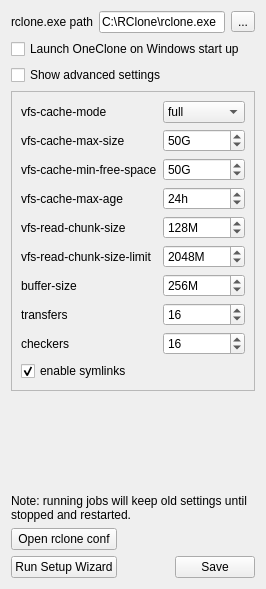
Qt form src/ui/controllers/SettingsTabController.ui (duri93/OneClone) before a commit.
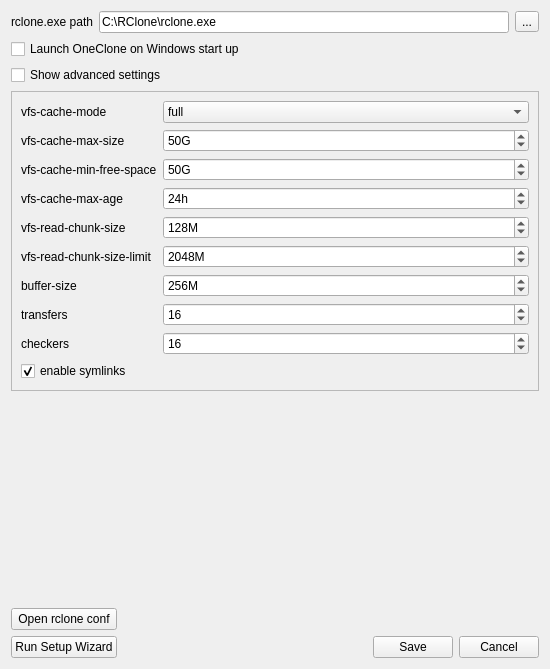
The same form after that commit. Icons and pictures are not drawn. Custom widgets are drawn as their Qt base class.

```diff
--- a/src/ui/controllers/SettingsTabController.ui
+++ b/src/ui/controllers/SettingsTabController.ui
@@ -6,8 +6,8 @@
    <rect>
     <x>0</x>
     <y>0</y>
-    <width>266</width>
-    <height>589</height>
+    <width>550</width>
+    <height>669</height>
    </rect>
   </property>
   <layout class="QVBoxLayout" name="verticalLayout_4">
@@ -69,7 +69,7 @@
        <rect>
         <x>0</x>
         <y>0</y>
-        <width>246</width>
+        <width>530</width>
         <height>333</height>
        </rect>
       </property>
@@ -284,20 +284,42 @@
     </spacer>
    </item>
    <item>
-    <widget class="QLabel" name="label">
+    <layout class="QGridLayout" name="navLayout">
+     <item row="1" column="1">
+      <spacer name="navSpacer">
+       <property name="orientation">
+        <enum>Qt::Orientation::Horizontal</enum>
+       </property>
+       <property name="sizeHint" stdset="0">
+        <size>
+         <width>40</width>
+         <height>20</height>
+        </size>
+       </property>
+      </spacer>
+     </item>
+     <item row="1" column="2">
+      <widget class="QLabelInstantTooltip" name="unsaved">
+       <property name="maximumSize">
+        <size>
+         <width>20</width>
+         <height>20</height>
+        </size>
+       </property>
+       <property name="toolTip">
+        <string>&lt;html&gt;&lt;head/&gt;&lt;body&gt;&lt;p&gt;There are unsaved changes. Remember to save!&lt;/p&gt;&lt;p&gt;Note: currently active jobs will keep old settings until stopped and restarted.&lt;/p&gt;&lt;/body&gt;&lt;/html&gt;</string>
+       </property>
      <property name="text">
-      <string>Note: running jobs will keep old settings until stopped and restarted.</string>
-     </property>
-     <property name="textFormat">
-      <enum>Qt::TextFormat::RichText</enum>
-     </property>
-     <property name="wordWrap">
+        <string/>
+       </property>
+       <property name="pixmap">
+        <pixmap resource="../../../resources/resources.qrc">:/icons/message.svg</pixmap>
+       </property>
+       <property name="scaledContents">
       <bool>true</bool>
      </property>
     </widget>
    </item>
-   <item>
-    <layout class="QGridLayout" name="buttonsLayout">
      <item row="0" column="0">
       <widget class="QPushButton" name="openRcloneConf">
        <property name="enabled">
@@ -315,19 +337,6 @@
        </property>
       </widget>
      </item>
-     <item row="0" column="1">
-      <spacer name="buttonsSpacer">
-       <property name="orientation">
-        <enum>Qt::Orientation::Horizontal</enum>
-       </property>
-       <property name="sizeHint" stdset="0">
-        <size>
-         <width>40</width>
-         <height>20</height>
-        </size>
-       </property>
-      </spacer>
-     </item>
      <item row="1" column="0">
       <widget class="QPushButton" name="openWizard">
        <property name="toolTip">
@@ -342,7 +351,7 @@
        </property>
       </widget>
      </item>
-     <item row="1" column="2">
+     <item row="1" column="3">
       <widget class="QPushButton" name="save">
        <property name="minimumSize">
         <size>
@@ -361,10 +370,24 @@
        </property>
       </widget>
      </item>
+     <item row="1" column="4">
+      <widget class="QPushButton" name="cancel">
+       <property name="text">
+        <string>Cancel</string>
+       </property>
+      </widget>
+     </item>
     </layout>
    </item>
   </layout>
  </widget>
+ <customwidgets>
+  <customwidget>
+   <class>QLabelInstantTooltip</class>
+   <extends>QLabel</extends>
+   <header>src/ui/widgets/QLabelInstantTooltip.h</header>
+  </customwidget>
+ </customwidgets>
  <tabstops>
   <tabstop>rclone</tabstop>
   <tabstop>rcloneButton</tabstop>
```
Lines whose indentation alone changed are shown as unchanged.
